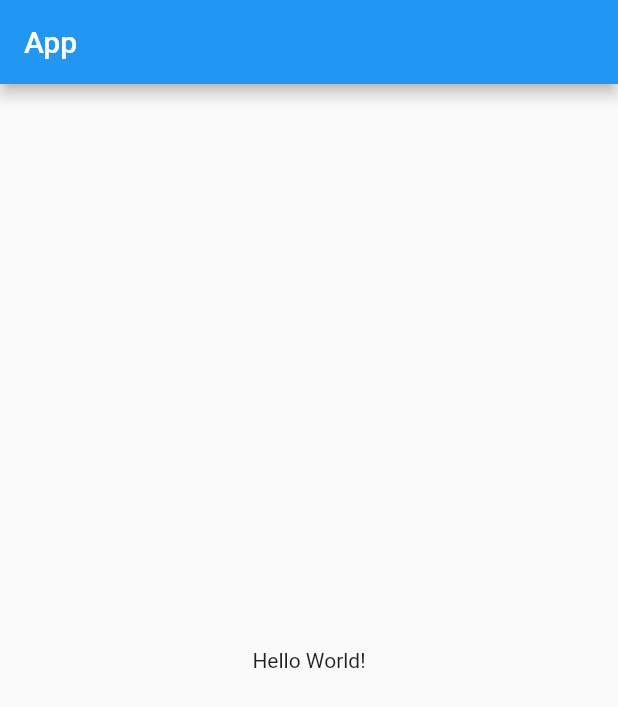
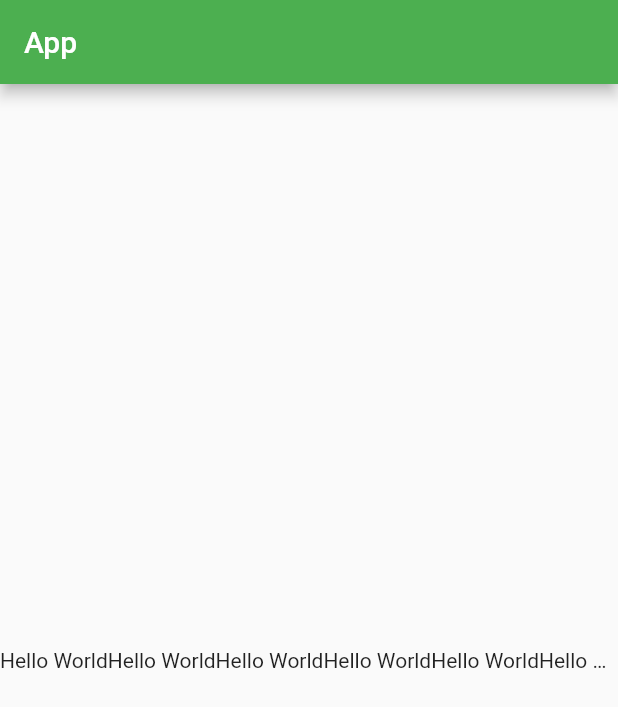
Before and after one commit to ItsJuniorDias/App-Flutter, a Flutter app: the screen it shows after launch, on a phone screen of 412 x 824 dp. Shown: the top 707 px of the screen. Run offline on Flutter 3.47's test engine with Material 2 defaults, Android fonts, the phone set to English and light mode, and no system bars.

Commit message:
Studing Components constructor

```diff
--- a/getstarted/lib/main.dart
+++ b/getstarted/lib/main.dart
@@ -6,18 +6,19 @@ void main() => runApp(new App());
 class App extends StatelessWidget {
    @override
    Widget build(BuildContext context) {
-
-    var texto = Text("Hello World!");
-
-    var centro = Center(child: texto,);
-
-    var appBar = AppBar(title: Text("App"));
-
-    var scaffold = Scaffold(
-      appBar: appBar,
-      body: centro,
-      );
-
-    return MaterialApp(home: scaffold);
+     return MaterialApp(
+       home: Scaffold(
+         appBar: AppBar(
+           backgroundColor: Colors.green,
+           title: Text("App")
+         ),
+        body: Center(
+          child: Text("Hello WorldHello WorldHello WorldHello WorldHello WorldHello WorldHello WorldHello World",
+           maxLines: 1,
+           overflow: TextOverflow.ellipsis,
+          )
+        ),
+       )
+     );
    }
 }
```
